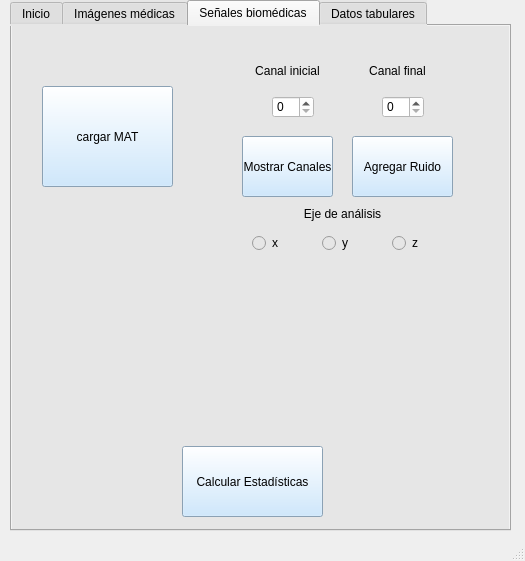
Above: Vista/principal.ui from msofiaalmanza-coder/BioSync before the change. Below: the same form after it.
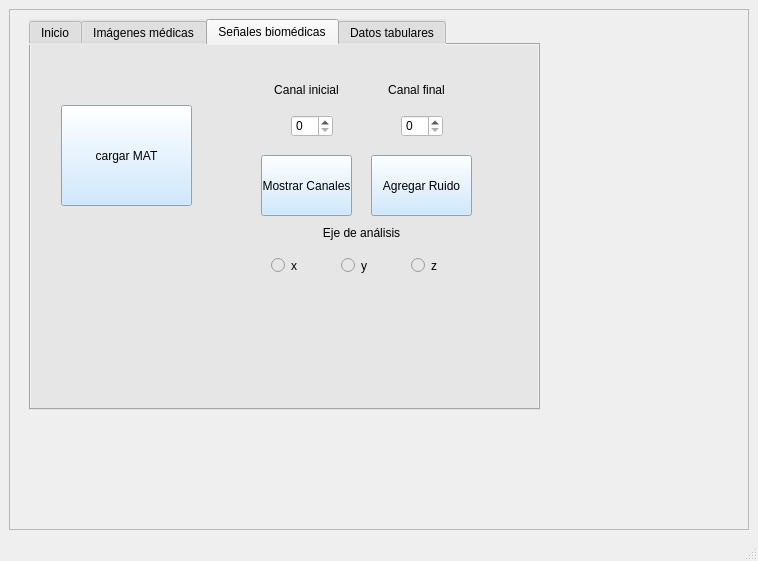
That is the form after the change. The open tabs and pages were chosen to show the change.

Commit message: cambio interfaz

```diff
--- a/Vista/principal.ui
+++ b/Vista/principal.ui
@@ -6,7 +6,7 @@
    <rect>
     <x>0</x>
     <y>0</y>
-    <width>525</width>
+    <width>758</width>
     <height>561</height>
    </rect>
   </property>
@@ -14,15 +14,9 @@
    <string>MainWindow</string>
   </property>
   <widget class="QWidget" name="centralwidget">
+   <layout class="QGridLayout" name="gridLayout">
+    <item row="0" column="0">
    <widget class="QFrame" name="frame">
-    <property name="geometry">
-     <rect>
-      <x>-10</x>
-      <y>-10</y>
-      <width>551</width>
-      <height>571</height>
-     </rect>
-    </property>
     <property name="frameShape">
      <enum>QFrame::StyledPanel</enum>
     </property>
@@ -34,8 +28,8 @@
       <rect>
        <x>20</x>
        <y>10</y>
-       <width>501</width>
-       <height>531</height>
+         <width>511</width>
+         <height>391</height>
       </rect>
      </property>
      <property name="styleSheet">
@@ -741,7 +735,7 @@
          <x>240</x>
          <y>210</y>
          <width>62</width>
-         <height>14</height>
+           <height>21</height>
         </rect>
        </property>
        <property name="styleSheet">
@@ -757,7 +751,7 @@
          <x>310</x>
          <y>210</y>
          <width>62</width>
-         <height>14</height>
+           <height>21</height>
         </rect>
        </property>
        <property name="styleSheet">
@@ -773,7 +767,7 @@
          <x>380</x>
          <y>210</y>
          <width>62</width>
-         <height>14</height>
+           <height>21</height>
         </rect>
        </property>
        <property name="styleSheet">
@@ -979,6 +973,8 @@
      </widget>
     </widget>
    </widget>
+    </item>
+   </layout>
   </widget>
   <widget class="QMenuBar" name="menubar">
    <property name="geometry">
```
Left out of the diff: 8 changed lines with no effect on the pictures. Lines whose indentation alone changed are shown as unchanged. The commit also changes 3 other files.
